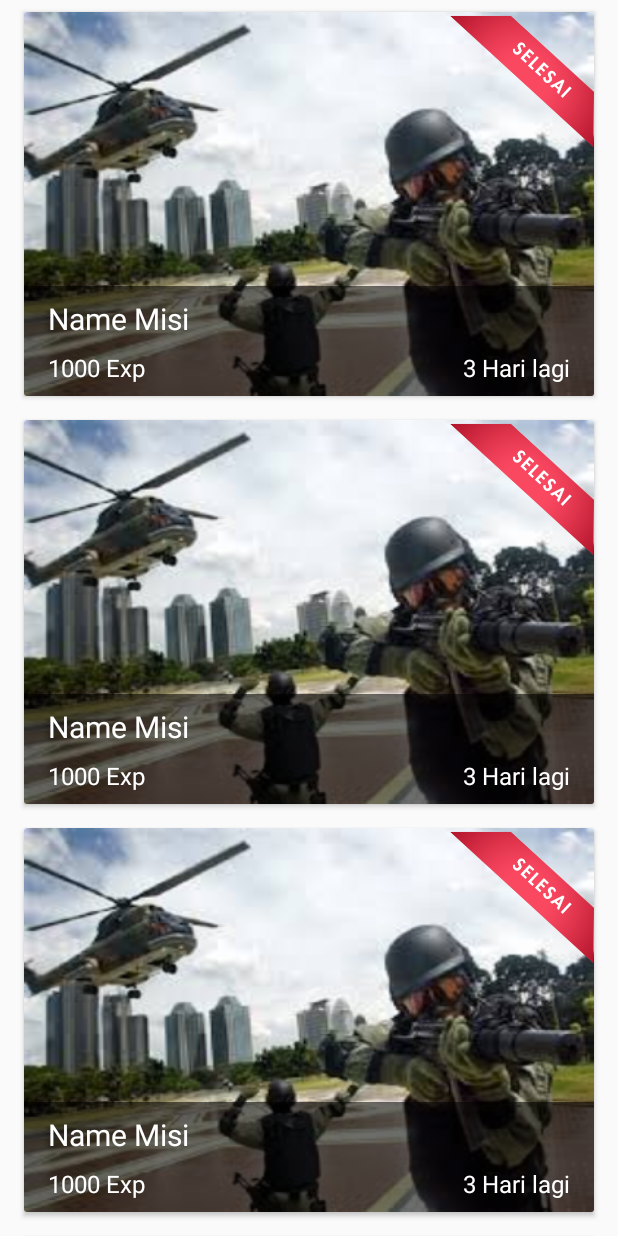
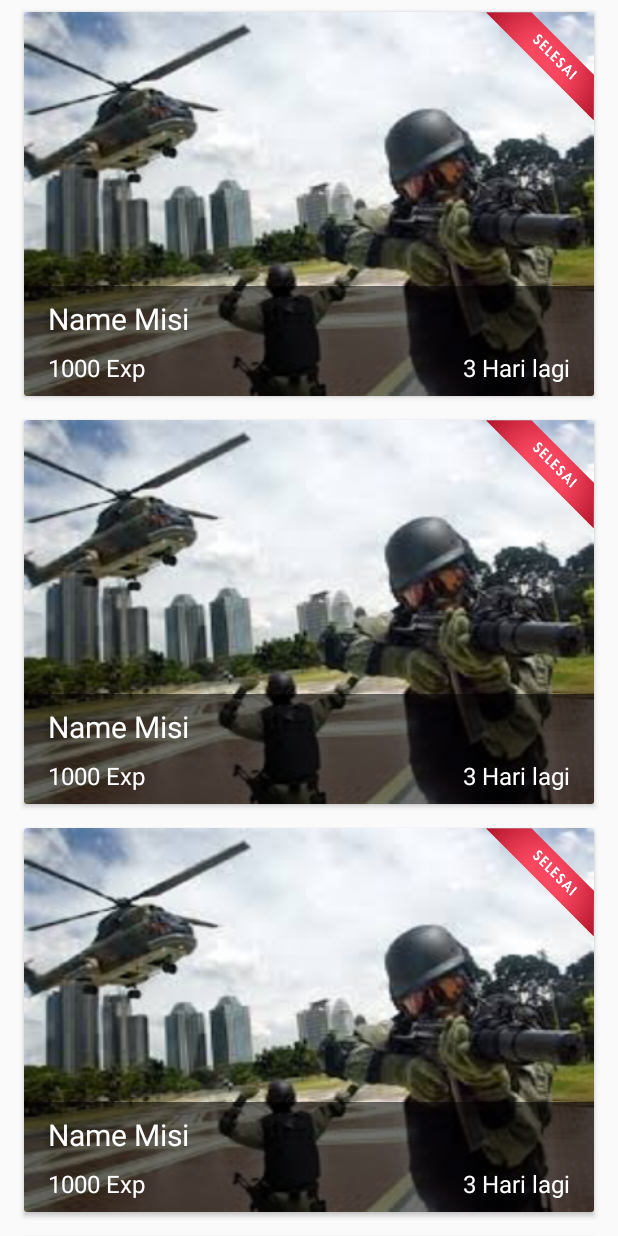
Before and after one commit to aga42/naikpangkat, an Android app: the fragment MisiSayaFragment shown on its own in the app's theme, on a phone screen of 412 x 824 dp. Run offline under Robolectric (Android 15) with nearby library versions, the phone set to English and light mode, and no system bars; our stand-ins replace ButterKnife; pictures from the network do not load.

Commit message:
indicator status tweak

```diff
--- a/app/src/main/res/layout/activity_login.xml
+++ b/app/src/main/res/layout/activity_login.xml
@@ -12,7 +12,8 @@
         android:src="@drawable/ic_login"
         android:layout_alignParentTop="true"
         android:layout_marginTop="@dimen/padding_32"
-        android:layout_centerHorizontal="true"/>
+        android:layout_centerHorizontal="true"
+        android:layout_marginBottom="@dimen/padding_16"/>
 
     <android.support.design.widget.TextInputLayout
         android:id="@+id/txt_in_id"
--- a/app/src/main/res/layout/item_misi_saya.xml
+++ b/app/src/main/res/layout/item_misi_saya.xml
@@ -17,12 +17,12 @@
 
         <ImageView
             android:id="@+id/img_status"
-            android:layout_width="96dp"
-            android:layout_height="96dp"
+            android:layout_width="72dp"
+            android:layout_height="72dp"
             android:src="@drawable/slicing_mrh"
             android:layout_alignParentTop="true"
             android:layout_alignParentRight="true"
-            android:layout_marginTop="-2dp"/>
+            android:scaleType="fitXY"/>
 
         <RelativeLayout
             android:layout_width="match_parent"
```
